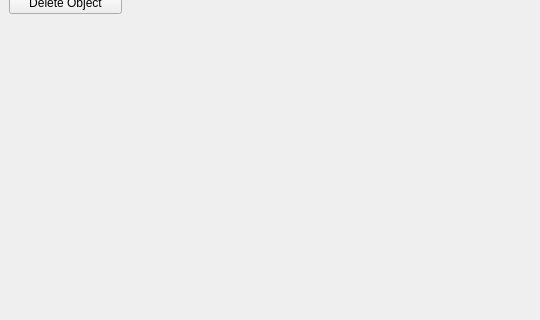
oleksandr-dehtiar-gl/gl-c-cpp-basecamp-2021-2, file 02_oop/Secure_Storage_Applications/mainwindow.ui: the form before one commit; both pictures show x 0 to 540 and y 129 to 449 of the 800 by 600 pixel window.
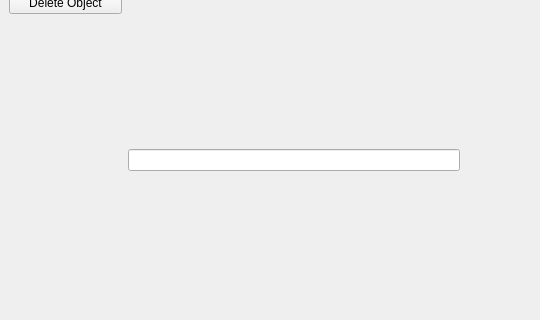
The form after the commit.

What changed in the file:
```diff
--- a/02_oop/Secure_Storage_Applications/mainwindow.ui
+++ b/02_oop/Secure_Storage_Applications/mainwindow.ui
@@ -67,6 +67,9 @@
       </item>
      </layout>
     </item>
+    <item>
+     <widget class="QLineEdit" name="FileName"/>
+    </item>
     <item>
      <spacer name="horizontalSpacer">
       <property name="orientation">
```
